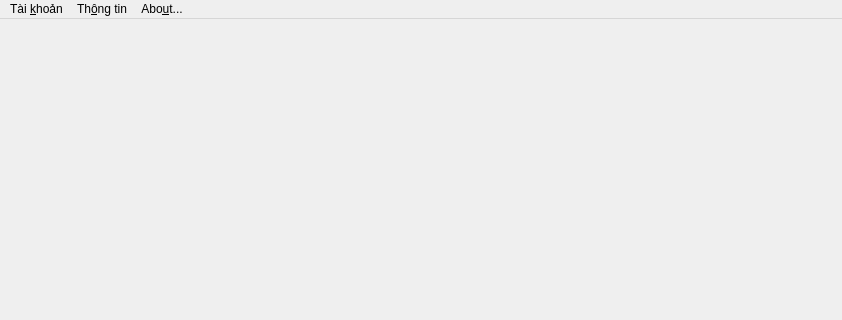
blackslender/LIBPRO, file mainwindow.ui: the form before one commit; both pictures show x 0 to 842 and y 0 to 320 of the 842 by 541 pixel window.
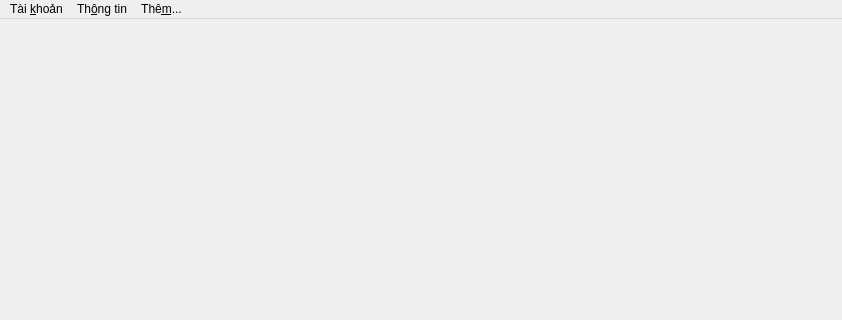
The form after the commit.

Patch:
```diff
--- a/mainwindow.ui
+++ b/mainwindow.ui
@@ -42,7 +42,7 @@
    </widget>
    <widget class="QMenu" name="menuAbout">
     <property name="title">
-     <string>Abo&amp;ut...</string>
+     <string>Thê&amp;m...</string>
     </property>
     <addaction name="actionVersion"/>
    </widget>
```
Left out of the diff: 8 changed lines with no effect on the pictures.
